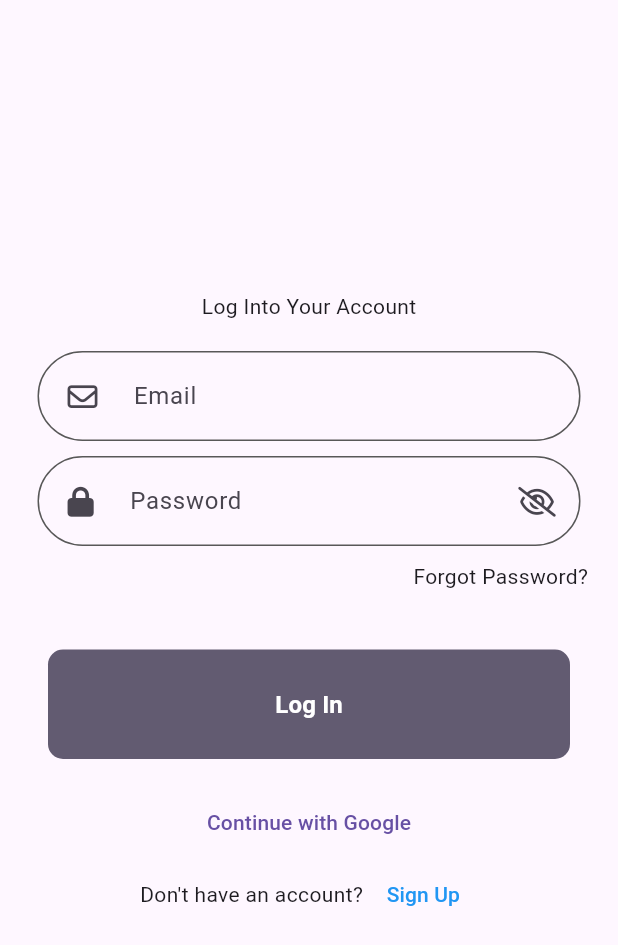
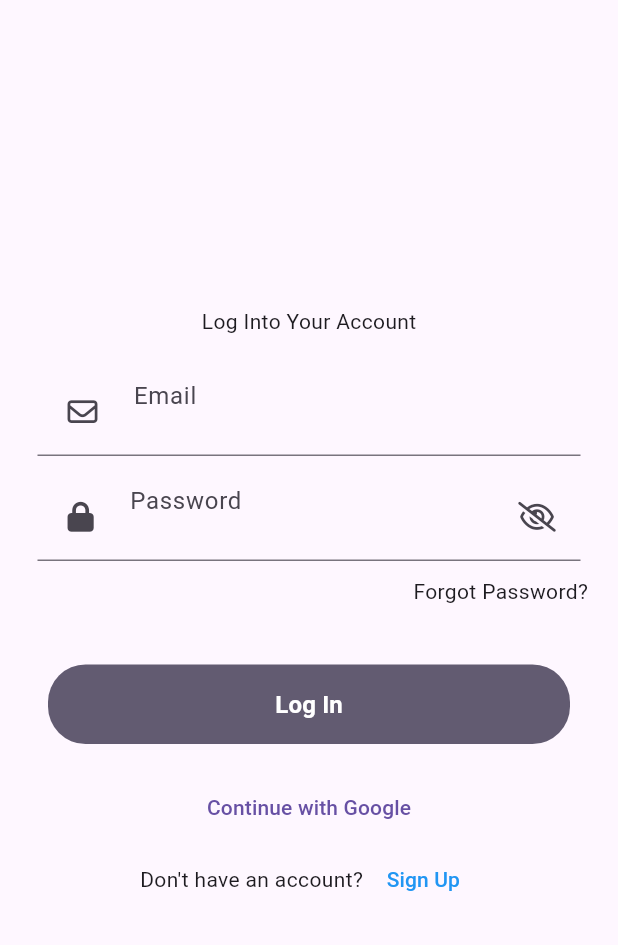
Before and after one commit to SpencerBergamo/auth_tutorial, a Flutter app: the screen it shows after launch, on a phone screen of 412 x 824 dp. Shown: the top 945 px of the screen. Run offline on Flutter 3.47's test engine with Material 3 defaults, Android fonts, the light colour scheme and no system bars; our stand-ins replace cloud_firestore, firebase_auth, firebase_core, firebase_storage, font_awesome_flutter, google_sign_in and 2 more; missing offline and left inert: dart:ffi; accounts and stored records are empty.

Commit message:
textfield adjustments

```diff
--- a/lib/utils/validators.dart
+++ b/lib/utils/validators.dart
@@ -1,3 +1,5 @@
+import 'package:flutter/material.dart';
+
 class Validators {
   // Validate Name
   static String? validateEmail(String? value) {
@@ -9,6 +11,7 @@ class Validators {
     if (!checkEmail.hasMatch(value)) {
       return 'Please enter a valid email';
     }
+    debugPrint('Email is valid');
     return null;
   }
 
--- a/lib/widgets/primary_btn.dart
+++ b/lib/widgets/primary_btn.dart
@@ -14,10 +14,10 @@ class PrimaryBtn extends StatelessWidget {
       child: TextButton(
         onPressed: onPressed,
         child: Container(
-          padding: const EdgeInsets.all(25),
+          padding: const EdgeInsets.all(15),
           decoration: BoxDecoration(
               color: Theme.of(context).colorScheme.secondary,
-              borderRadius: BorderRadius.circular(10)),
+              borderRadius: BorderRadius.circular(25)),
           child: Center(
             child: Text(
               buttonText,
--- a/lib/widgets/text_field.dart
+++ b/lib/widgets/text_field.dart
@@ -11,6 +11,7 @@ class CustomTextField extends StatefulWidget {
   final bool isPassword; // password identifiers
   final FaIcon? leadingIcon;
   final IconData? trailingIcon;
+  final border;
   bool obscureText;
 
   CustomTextField({
@@ -23,6 +24,7 @@ class CustomTextField extends StatefulWidget {
     this.leadingIcon,
     this.trailingIcon,
     this.obscureText = false,
+    this.border,
   });
 
   @override
@@ -37,6 +39,7 @@ class _CustomTextFieldState extends State<CustomTextField> {
       padding: const EdgeInsets.symmetric(horizontal: 25.0),
       child: TextFormField(
         controller: widget.controller,
+        validator: widget.validator,
         obscureText: widget.obscureText,
         decoration: InputDecoration(
           hintText: widget.hintText,
@@ -57,20 +60,21 @@ class _CustomTextFieldState extends State<CustomTextField> {
                   )
                 : null,
           ),
-          enabledBorder: const OutlineInputBorder(
-            borderRadius: BorderRadius.all(Radius.circular(50)),
-            borderSide: BorderSide(
-              color: Color.fromARGB(255, 88, 88, 88),
-            ),
-          ),
-          focusedBorder: const OutlineInputBorder(
-            borderRadius: BorderRadius.all(Radius.circular(50)),
-            borderSide: BorderSide(
-              color: Color.fromARGB(255, 88, 88, 88),
-            ),
-          ),
+
+          // enabledBorder: const OutlineInputBorder(
+          //   borderRadius: BorderRadius.all(Radius.circular(50)),
+          //   borderSide: BorderSide(
+          //     color: Color.fromARGB(255, 88, 88, 88),
+          //   ),
+          // ),
+          // focusedBorder: const OutlineInputBorder(
+          //   borderRadius: BorderRadius.all(Radius.circular(50)),
+          //   borderSide: BorderSide(
+          //     color: Color.fromARGB(255, 88, 88, 88),
+          //   ),
+          // ),
         ),
-        validator: widget.validator,
+        // validator: widget.validator,
       ),
     );
   }
```
Also changed, not shown: lib/pages/log_in.dart (+16 -6 lines), lib/pages/sign_up.dart (+8 -5 lines), lib/pages/user_home.dart (+9 -0 lines).
